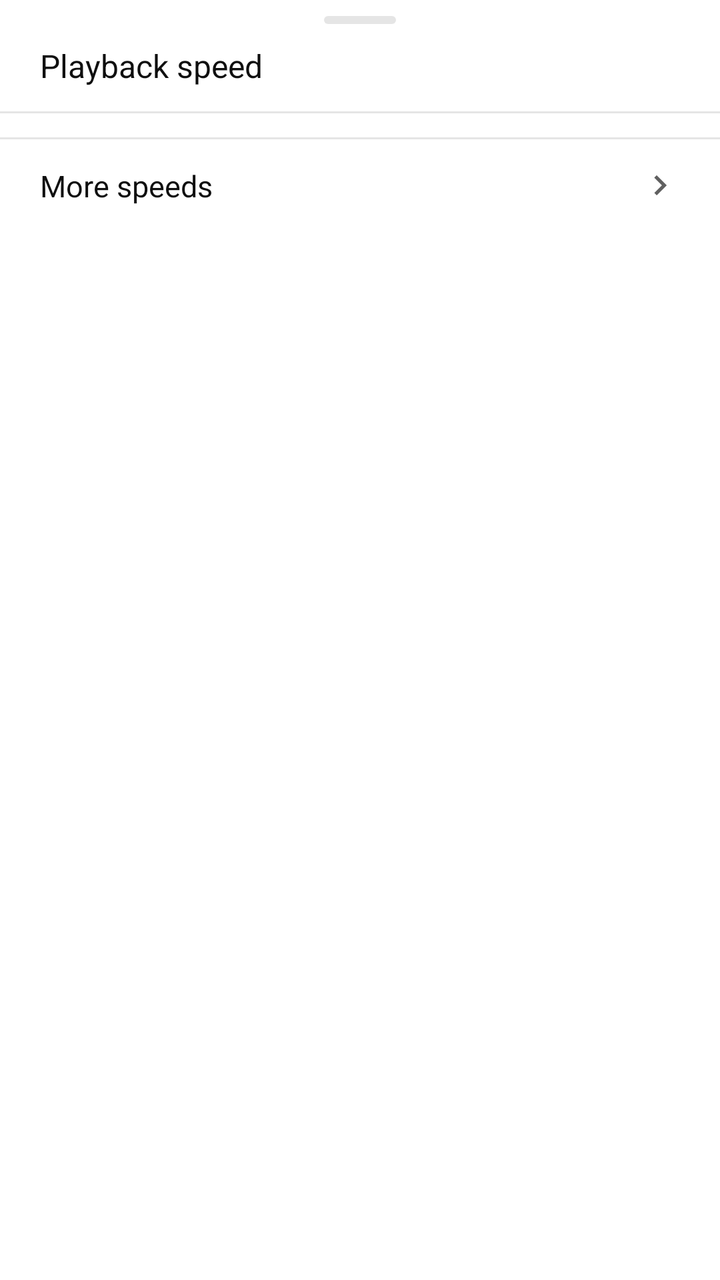
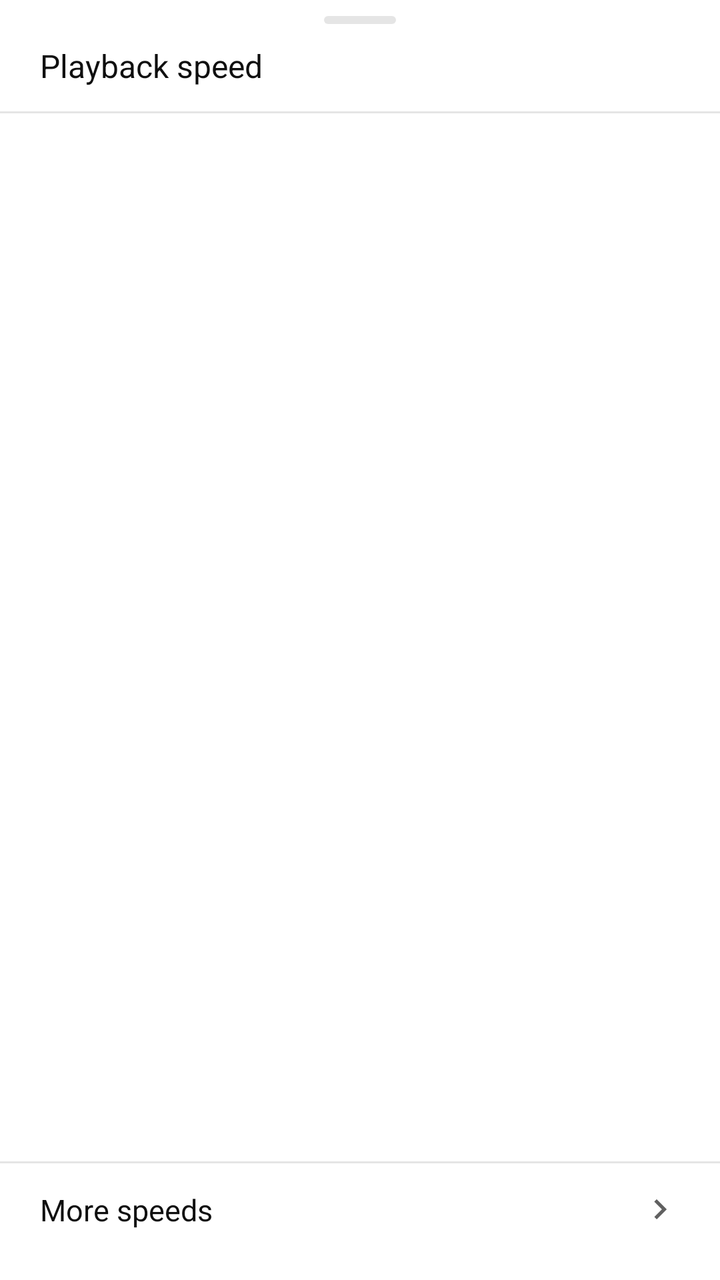

Two renders of the same Android screen: before a commit and after it. Below are the layout's source before the change and the commit's diff.
<!-- AndroidManifest.xml: application theme Theme.NewTube -->
<!-- res/layout/sheet_mobile_speed.xml -->
<?xml version="1.0" encoding="utf-8"?>
<androidx.core.widget.NestedScrollView xmlns:android="http://schemas.android.com/apk/res/android"
    android:layout_width="match_parent"
    android:layout_height="wrap_content"
    android:background="@drawable/bg_mobile_sheet">

    <LinearLayout
        android:layout_width="match_parent"
        android:layout_height="wrap_content"
        android:orientation="vertical"
        android:paddingBottom="12dp">

        <View
            android:layout_width="36dp"
            android:layout_height="4dp"
            android:layout_gravity="center_horizontal"
            android:layout_marginTop="8dp"
            android:background="@drawable/bg_mobile_sheet_handle" />

        <TextView
            android:id="@+id/speed_sheet_title"
            android:layout_width="match_parent"
            android:layout_height="wrap_content"
            android:paddingHorizontal="20dp"
            android:paddingTop="10dp"
            android:paddingBottom="12dp"
            android:text="@string/mobile_player_speed"
            android:textColor="@color/mobile_color_on_surface"
            android:textSize="16sp" />

        <View
            android:layout_width="match_parent"
            android:layout_height="1dp"
            android:background="@color/mobile_color_divider" />

        <LinearLayout
            android:id="@+id/speed_sheet_list"
            android:layout_width="match_parent"
            android:layout_height="wrap_content"
            android:layout_marginTop="4dp"
            android:orientation="vertical" />

        <View
            android:layout_width="match_parent"
            android:layout_height="1dp"
            android:layout_marginTop="8dp"
            android:background="@color/mobile_color_divider" />

        <LinearLayout
            android:id="@+id/speed_sheet_more"
            android:layout_width="match_parent"
            android:layout_height="wrap_content"
            android:background="?attr/selectableItemBackground"
            android:clickable="true"
            android:focusable="true"
            android:gravity="center_vertical"
            android:orientation="horizontal"
            android:paddingHorizontal="20dp"
            android:paddingVertical="13dp">

            <TextView
                android:layout_width="0dp"
                android:layout_height="wrap_content"
                android:layout_weight="1"
                android:text="@string/mobile_speed_more"
                android:textColor="@color/mobile_color_on_surface"
                android:textSize="15sp" />

            <ImageView
                android:layout_width="20dp"
                android:layout_height="20dp"
                android:contentDescription="@null"
                android:src="@drawable/ic_chevron_right"
                android:tint="@color/mobile_color_on_surface_secondary" />

        </LinearLayout>

    </LinearLayout>

</androidx.core.widget.NestedScrollView>
<!-- resources referenced by this layout -->
<resources>
  <color name="mobile_color_divider">#1A000000</color>
  <color name="mobile_color_on_surface">#0F0F0F</color>
  <color name="mobile_color_on_surface_secondary">#606060</color>
  <!-- drawable bg_mobile_sheet (drawable) -->
  <?xml version="1.0" encoding="utf-8"?>
  <shape xmlns:android="http://schemas.android.com/apk/res/android"
      android:shape="rectangle">
      <solid android:color="@android:color/transparent" />
      <corners android:radius="28dp" />
  </shape>
  <!-- drawable bg_mobile_sheet_handle (drawable) -->
  <?xml version="1.0" encoding="utf-8"?>
  <shape xmlns:android="http://schemas.android.com/apk/res/android"
      android:shape="rectangle">
      <solid android:color="@color/mobile_color_divider" />
      <corners android:radius="3dp" />
  </shape>
  <string name="mobile_player_speed">Playback speed</string>
  <string name="mobile_speed_more">More speeds</string>
  <style name="Widget.MeTube.Loader" parent="android:Widget.Material.ProgressBar">
          <item name="android:indeterminateDrawable">@drawable/metube_loader</item>
      </style>
  <style name="Widget.MeTube.Loader.Large" parent="android:Widget.Material.ProgressBar.Large">
          <item name="android:indeterminateDrawable">@drawable/metube_loader</item>
      </style>
  <style name="Widget.MeTube.Loader.Small" parent="android:Widget.Material.ProgressBar.Small">
          <item name="android:indeterminateDrawable">@drawable/metube_loader</item>
      </style>
  <color name="mobile_color_primary">#FF453A</color>
  <color name="mobile_color_primary_dark">#D7372D</color>
  <color name="mobile_color_background">#FFFFFF</color>
  <color name="mobile_color_surface">#FFFFFF</color>
  <color name="mobile_color_navigation_bar">#000000</color>
  <style name="ThemeOverlay.NewTube.BottomSheetDialog" parent="ThemeOverlay.MaterialComponents.BottomSheetDialog">
          <item name="bottomSheetStyle">@style/Widget.NewTube.BottomSheet</item>
          
          <item name="elevationOverlayEnabled">false</item>
      </style>
  <style name="TextAppearance.NewTube.Button" parent="TextAppearance.MaterialComponents.Button">
          <item name="android:textAllCaps">false</item>
          <item name="android:letterSpacing">0</item>
      </style>
  <style name="Widget.NewTube.Snackbar.Action" parent="Widget.MaterialComponents.Button.TextButton.Snackbar">
          <item name="android:textColor">@color/mobile_color_background</item>
          <item name="android:fontFamily">sans-serif-medium</item>
      </style>
  <style name="Widget.MeTube.Snackbar" parent="Widget.MaterialComponents.Snackbar">
          <item name="shapeAppearance">@style/ShapeAppearance.MeTube.Round</item>
      </style>
  <style name="Widget.NewTube.BottomSheet" parent="Widget.MaterialComponents.BottomSheet.Modal">
          <item name="backgroundTint">@color/metube_sheet_glass</item>
          <item name="shapeAppearanceOverlay">@style/ShapeAppearance.NewTube.BottomSheet</item>
          
          <item name="shouldRemoveExpandedCorners">false</item>
      </style>
  <style name="ShapeAppearance.MeTube.Round" parent="">
          <item name="cornerFamily">rounded</item>
          <item name="cornerSize">16dp</item>
      </style>
  <color name="metube_sheet_glass">#D6FFFFFF</color>
  <style name="ShapeAppearance.NewTube.BottomSheet" parent="">
          <item name="cornerFamily">rounded</item>
          <item name="cornerSizeTopLeft">28dp</item>
          <item name="cornerSizeTopRight">28dp</item>
          <item name="cornerSizeBottomLeft">28dp</item>
          <item name="cornerSizeBottomRight">28dp</item>
      </style>
  <color name="metube_switch_off">#E3E3E8</color>
  <!-- unchanged entries left out for length: 7 -->
</resources>

<!-- the commit's change to res/layout/sheet_mobile_speed.xml (unified diff, before → after) -->
@@ -1,80 +1,89 @@
 <?xml version="1.0" encoding="utf-8"?>
-<androidx.core.widget.NestedScrollView xmlns:android="http://schemas.android.com/apk/res/android"
+<LinearLayout xmlns:android="http://schemas.android.com/apk/res/android"
     android:layout_width="match_parent"
     android:layout_height="wrap_content"
-    android:background="@drawable/bg_mobile_sheet">
+    android:background="@drawable/bg_mobile_sheet"
+    android:orientation="vertical"
+    android:paddingBottom="12dp">
 
-    <LinearLayout
+    <View
+        android:layout_width="36dp"
+        android:layout_height="4dp"
+        android:layout_gravity="center_horizontal"
+        android:layout_marginTop="8dp"
+        android:background="@drawable/bg_mobile_sheet_handle" />
+
+    <TextView
+        android:id="@+id/speed_sheet_title"
         android:layout_width="match_parent"
         android:layout_height="wrap_content"
-        android:orientation="vertical"
-        android:paddingBottom="12dp">
+        android:paddingHorizontal="20dp"
+        android:paddingTop="10dp"
+        android:paddingBottom="12dp"
+        android:text="@string/mobile_player_speed"
+        android:textColor="@color/mobile_color_on_surface"
+        android:textSize="16sp" />
 
-        <View
-            android:layout_width="36dp"
-            android:layout_height="4dp"
-            android:layout_gravity="center_horizontal"
-            android:layout_marginTop="8dp"
-            android:background="@drawable/bg_mobile_sheet_handle" />
+    <View
+        android:layout_width="match_parent"
+        android:layout_height="1dp"
+        android:background="@color/mobile_color_divider" />
 
-        <TextView
-            android:id="@+id/speed_sheet_title"
+    <androidx.core.widget.NestedScrollView
+        android:layout_width="match_parent"
+        android:layout_height="wrap_content"
+        android:layout_weight="1"
+        android:overScrollMode="never">
+
+        <LinearLayout
             android:layout_width="match_parent"
             android:layout_height="wrap_content"
-            android:paddingHorizontal="20dp"
-            android:paddingTop="10dp"
-            android:paddingBottom="12dp"
-            android:text="@string/mobile_player_speed"
-            android:textColor="@color/mobile_color_on_surface"
-            android:textSize="16sp" />
+            android:orientation="vertical">
 
-        <View
-            android:layout_width="match_parent"
-            android:layout_height="1dp"
-            android:background="@color/mobile_color_divider" />
-
-        <LinearLayout
-            android:id="@+id/speed_sheet_list"
-            android:layout_width="match_parent"
-            android:layout_height="wrap_content"
-            android:layout_marginTop="4dp"
-            android:orientation="vertical" />
-
-        <View
-            android:layout_width="match_parent"
-            android:layout_height="1dp"
-            android:layout_marginTop="8dp"
-            android:background="@color/mobile_color_divider" />
-
-        <LinearLayout
-            android:id="@+id/speed_sheet_more"
-            android:layout_width="match_parent"
-            android:layout_height="wrap_content"
-            android:background="?attr/selectableItemBackground"
-            android:clickable="true"
-            android:focusable="true"
-            android:gravity="center_vertical"
-            android:orientation="horizontal"
-            android:paddingHorizontal="20dp"
-            android:paddingVertical="13dp">
-
-            <TextView
-                android:layout_width="0dp"
+            <LinearLayout
+                android:id="@+id/speed_sheet_list"
+                android:layout_width="match_parent"
                 android:layout_height="wrap_content"
-                android:layout_weight="1"
-                android:text="@string/mobile_speed_more"
-                android:textColor="@color/mobile_color_on_surface"
-                android:textSize="15sp" />
-
-            <ImageView
-                android:layout_width="20dp"
-                android:layout_height="20dp"
-                android:contentDescription="@null"
-                android:src="@drawable/ic_chevron_right"
-                android:tint="@color/mobile_color_on_surface_secondary" />
+                android:layout_marginTop="4dp"
+                android:orientation="vertical" />
 
         </LinearLayout>
 
+    </androidx.core.widget.NestedScrollView>
+
+    <View
+        android:layout_width="match_parent"
+        android:layout_height="1dp"
+        android:layout_marginTop="8dp"
+        android:background="@color/mobile_color_divider" />
+
+    <LinearLayout
+        android:id="@+id/speed_sheet_more"
+        android:layout_width="match_parent"
+        android:layout_height="wrap_content"
+        android:background="?attr/selectableItemBackground"
+        android:clickable="true"
+        android:focusable="true"
+        android:gravity="center_vertical"
+        android:orientation="horizontal"
+        android:paddingHorizontal="20dp"
+        android:paddingVertical="13dp">
+
+        <TextView
+            android:layout_width="0dp"
+            android:layout_height="wrap_content"
+            android:layout_weight="1"
+            android:text="@string/mobile_speed_more"
+            android:textColor="@color/mobile_color_on_surface"
+            android:textSize="15sp" />
+
+        <ImageView
+            android:layout_width="20dp"
+            android:layout_height="20dp"
+            android:contentDescription="@null"
+            android:src="@drawable/ic_chevron_right"
+            android:tint="@color/mobile_color_on_surface_secondary" />
+
     </LinearLayout>
 
-</androidx.core.widget.NestedScrollView>
+</LinearLayout>
